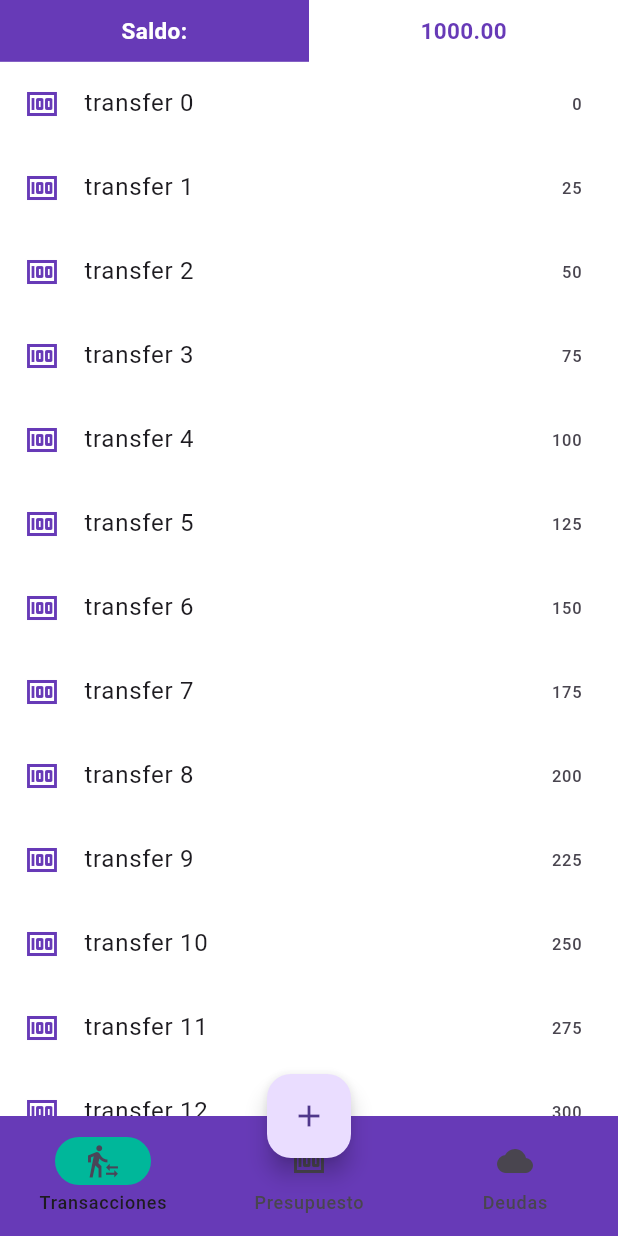
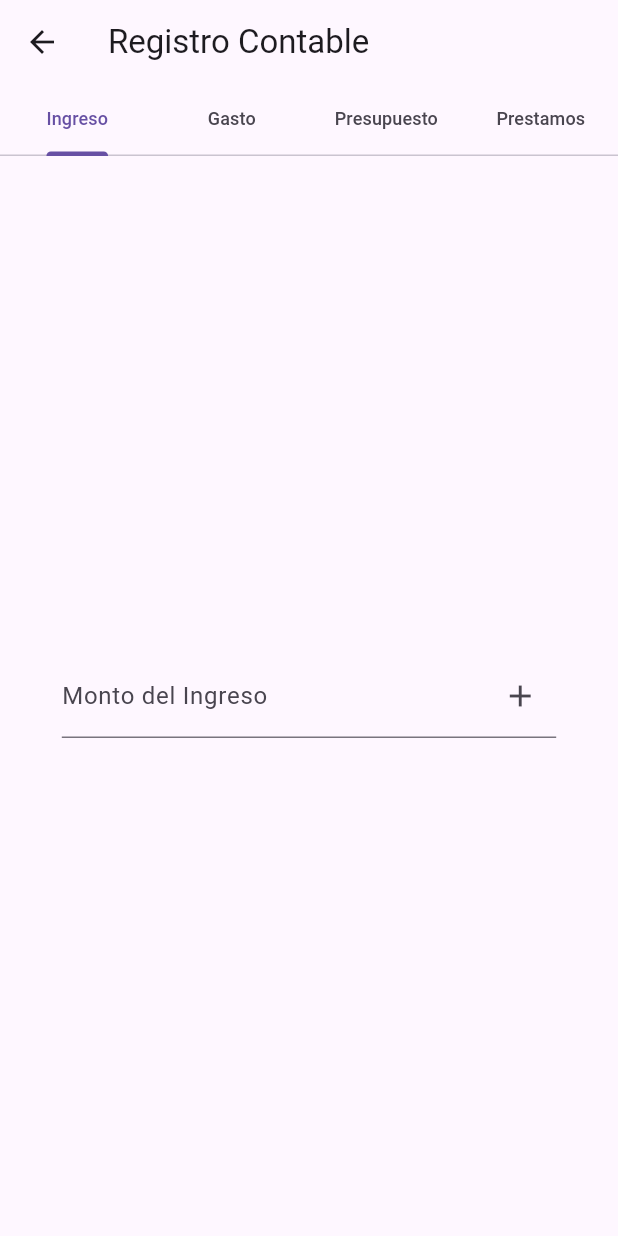
Before and after one commit to edd86/app_contable, a Flutter app: the CustomNavigationBar screen opened directly, after a tap on the "add" icon, on a phone screen of 412 x 824 dp. Run offline on Flutter 3.47's test engine with Material 3 defaults, Android fonts, the phone set to English and light mode, and no system bars; our stand-ins replace sqflite; accounts and stored records are empty.

Commit message:
Incoming page created, routes updated, transaction page modified

```diff
--- a/lib/pages/home_page/widgets/custom_navigation_bar.dart
+++ b/lib/pages/home_page/widgets/custom_navigation_bar.dart
@@ -1,6 +1,8 @@
 import 'package:app_contable/pages/home_page/widgets/destinations_bar.dart';
-import 'package:app_contable/pages/home_page/widgets/transfers_page.dart';
+import 'package:app_contable/pages/home_page/widgets/transaction_page.dart';
 import 'package:flutter/material.dart';
+
+import '../../../routes/routes.dart';
 
 class CustomNavigationBar extends StatefulWidget {
   const CustomNavigationBar({super.key});
@@ -16,7 +18,7 @@ class _CustomNavigationBarState extends State<CustomNavigationBar> {
     return SafeArea(
       child: Scaffold(
         body: <Widget>[
-          const TransfersPage(),
+          const TransactionPage(),
           Container(
             color: Colors.blue,
           ),
@@ -36,8 +38,9 @@ class _CustomNavigationBarState extends State<CustomNavigationBar> {
           },
         ),
         floatingActionButton: FloatingActionButton(
-          onPressed: () {},
           child: const Icon(Icons.add),
+          onPressed: () =>
+              Navigator.pushNamed(context, Routes.registerIncomingExpensePage),
         ),
         floatingActionButtonLocation:
             FloatingActionButtonLocation.miniCenterDocked,
--- a/lib/pages/home_page/widgets/transfers_page.dart
+++ b/lib/pages/home_page/widgets/transaction_page.dart
@@ -1,12 +1,12 @@
 import 'package:flutter/material.dart';
 
-class TransfersPage extends StatelessWidget {
-  const TransfersPage({super.key});
+class TransactionPage extends StatelessWidget {
+  const TransactionPage({super.key});
 
   @override
   Widget build(BuildContext context) {
     final size = MediaQuery.of(context).size;
-    final List<String> list = List.generate(20, (i) => 'transfer $i');
+    final List<String> list = List.generate(20, (i) => 'Transaction $i');
 
     return Container(
       width: size.width,
@@ -61,9 +61,11 @@ class TransfersPage extends StatelessWidget {
                   leading: const Icon(
                     Icons.money,
                     color: Colors.deepPurple,
+                    size: 18,
                   ),
                   trailing: Text('${index * 25}'),
-                  title: Text(list[index]),
+                  title:
+                      Text(list[index], style: const TextStyle(fontSize: 13)),
                 );
               },
             ),
--- a/lib/pages/login_page/login_page.dart
+++ b/lib/pages/login_page/login_page.dart
@@ -119,11 +119,7 @@ class _LoginPageState extends State<LoginPage> {
                     ),
                     TextButton(
                       onPressed: () {
-                        Navigator.push(
-                          context,
-                          MaterialPageRoute(
-                              builder: (context) => const RegisterPage()),
-                        );
+                        Navigator.pushNamed(context, Routes.registerPage);
                       },
                       child: const Text('Registrarse'),
                     ),
--- a/lib/pages/pages.dart
+++ b/lib/pages/pages.dart
@@ -1,2 +1,4 @@
 export 'login_page/login_page.dart';
 export 'home_page/home_page.dart';
+export 'register_incoming_expense_page/register_incoming_expense_page.dart';
+export 'register_page/register_page.dart';
--- /dev/null
+++ b/lib/pages/register_incoming_expense_page/register_incoming_expense_page.dart
@@ -0,0 +1,34 @@
+import 'package:app_contable/pages/register_incoming_expense_page/widgets/incoming_widget.dart';
+import 'package:flutter/material.dart';
+
+class RegisterIncomingExpensePage extends StatelessWidget {
+  const RegisterIncomingExpensePage({super.key});
+
+  @override
+  Widget build(BuildContext context) {
+    return DefaultTabController(
+      length: 4,
+      initialIndex: 0,
+      child: Scaffold(
+        appBar: AppBar(
+          title: const Text('Registro Contable'),
+          bottom: const TabBar(
+            tabs: [
+              Tab(text: 'Ingreso'),
+              Tab(text: 'Gasto'),
+              Tab(text: 'Presupuesto'),
+              Tab(text: 'Prestamos')
+            ],
+            labelStyle: TextStyle(fontSize: 12),
+          ),
+        ),
+        body: const TabBarView(children: [
+          IncomingWidget(),
+          Center(child: Text('Gasto')),
+          Center(child: Text('Presupuesto')),
+          Center(child: Text('Prestamos')),
+        ]),
+      ),
+    );
+  }
+}
--- /dev/null
+++ b/lib/pages/register_incoming_expense_page/widgets/incoming_widget.dart
@@ -0,0 +1,45 @@
+import 'package:flutter/material.dart';
+
+final TextEditingController _incomingController = TextEditingController();
+
+class IncomingWidget extends StatelessWidget {
+  const IncomingWidget({super.key});
+
+  @override
+  Widget build(BuildContext context) {
+    final size = MediaQuery.of(context).size;
+    return Scaffold(
+      body: Padding(
+        padding: EdgeInsets.symmetric(horizontal: size.width * 0.1),
+        child: Center(
+          child: TextField(
+            controller: _incomingController,
+            keyboardType: TextInputType.number,
+            decoration: InputDecoration(
+              label: const Text('Monto del Ingreso'),
+              suffixIcon: IconButton(
+                icon: const Icon(Icons.add),
+                onPressed: () {
+                  if (_incomingController.text.isEmpty) {
+                    _showSnackBar(context, 'Ingrese un monto');
+                  } else {
+                    //TODO: Enviar ingresos a la Base de Datos.
+                  }
+                },
+              ),
+            ),
+          ),
+        ),
+      ),
+    );
+  }
+
+  void _showSnackBar(BuildContext context, String message) {
+    ScaffoldMessenger.of(context).showSnackBar(
+      SnackBar(
+        backgroundColor: Colors.deepPurple,
+        content: Text(message),
+      ),
+    );
+  }
+}
--- a/lib/routes/routes.dart
+++ b/lib/routes/routes.dart
@@ -4,11 +4,17 @@ import 'package:flutter/material.dart';
 class Routes {
   static const String loginPage = '/login';
   static const String homePage = '/home';
+  static const String registerIncomingExpensePage =
+      '/register_incoming_expense';
+  static const String registerPage = '/register';
 
   Map<String, WidgetBuilder> get appRoutes {
     return {
       loginPage: (context) => const LoginPage(),
       homePage: (context) => const HomePage(),
+      registerIncomingExpensePage: (context) =>
+          const RegisterIncomingExpensePage(),
+      registerPage: (context) => const RegisterPage(),
     };
   }
 }
```
Also changed, not shown: lib/repository/incoming_repository.dart (added, +15 -0 lines).
